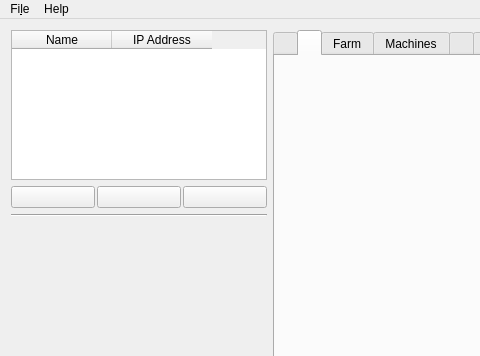
GunnarLarssonSLU/rise_sdvp, file Linux/RControlStation/mainwindow.ui: the form before one commit; both pictures show x 0 to 480 and y 0 to 356 of the 1200 by 900 pixel window.
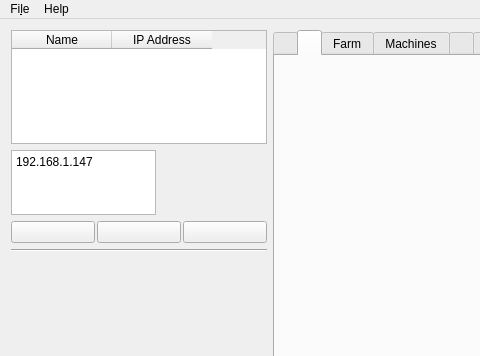
The form after the commit. Icons and pictures are not drawn. Custom widgets are drawn as their Qt base class.

Commit message:
Restore tcpConnEdit edit box below machinesTable
- Added QPlainTextEdit widget 'tcpConnEdit' with original properties:
  - Maximum size: 145x65
  - Line wrap mode: NoWrap
  - Default text: 192.168.1.147
- Positioned directly below machinesTable in vertical layout
- Maintains compatibility with existing code in mainwindow.cpp

Generated by Mistral Vibe.

The edit to the form file:
```diff
--- a/Linux/RControlStation/mainwindow.ui
+++ b/Linux/RControlStation/mainwindow.ui
@@ -71,6 +71,22 @@
         </column>
        </widget>
       </item>
+      <item>
+       <widget class="QPlainTextEdit" name="tcpConnEdit">
+        <property name="maximumSize">
+         <size>
+          <width>145</width>
+          <height>65</height>
+         </size>
+        </property>
+        <property name="lineWrapMode">
+         <enum>QPlainTextEdit::LineWrapMode::NoWrap</enum>
+        </property>
+        <property name="plainText">
+         <string>192.168.1.147</string>
+        </property>
+       </widget>
+      </item>
       <item>
        <layout class="QHBoxLayout" name="horizontalLayout_machinesButtons">
         <property name="spacing">
```
